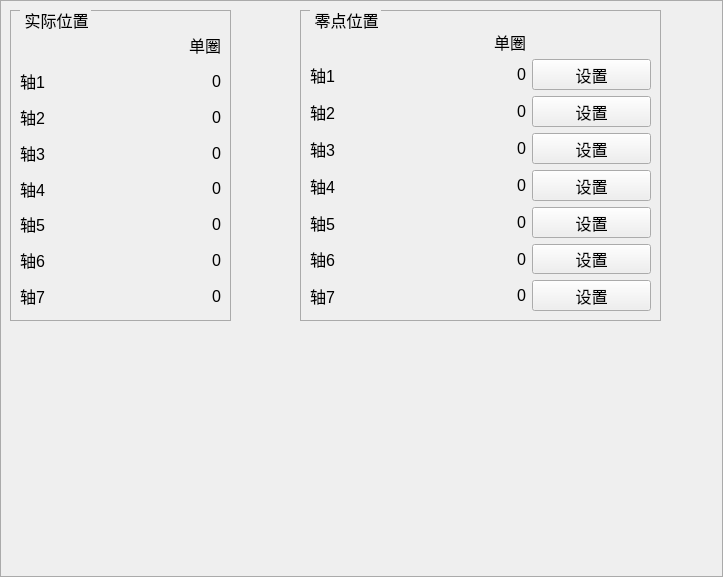
First picture: the form in zoweerobot/UI/ctoolcoorsetui.ui, repository yisea123/Robot_Delta_GitHubPro, before the edit.
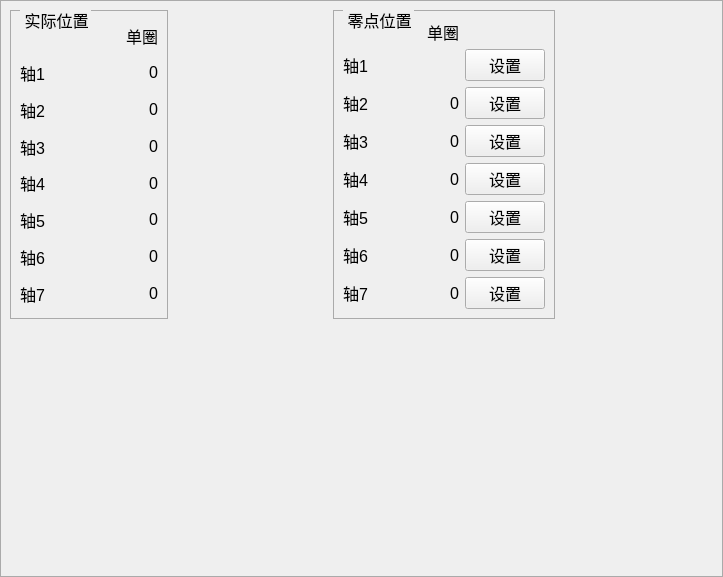
Second picture: the form after the edit.

The edit to the form file:
```diff
--- a/zoweerobot/UI/ctoolcoorsetui.ui
+++ b/zoweerobot/UI/ctoolcoorsetui.ui
@@ -13,15 +13,21 @@
   <property name="windowTitle">
    <string>Form</string>
   </property>
+  <layout class="QGridLayout" name="gridLayout_4">
+   <property name="leftMargin">
+    <number>0</number>
+   </property>
+   <property name="topMargin">
+    <number>0</number>
+   </property>
+   <property name="rightMargin">
+    <number>0</number>
+   </property>
+   <property name="bottomMargin">
+    <number>0</number>
+   </property>
+   <item row="0" column="0">
   <widget class="QGroupBox" name="groupBox">
-   <property name="geometry">
-    <rect>
-     <x>0</x>
-     <y>0</y>
-     <width>723</width>
-     <height>577</height>
-    </rect>
-   </property>
    <property name="styleSheet">
     <string notr="true">QGroupBox {
             border-color: rgb(170, 170, 170);
@@ -38,27 +44,14 @@
             padding: 0  0px;
         }</string>
    </property>
+     <layout class="QGridLayout" name="gridLayout">
+      <item row="0" column="0">
    <widget class="QGroupBox" name="groupBox_2">
-    <property name="geometry">
-     <rect>
-      <x>10</x>
-      <y>10</y>
-      <width>221</width>
-      <height>311</height>
-     </rect>
-    </property>
     <property name="title">
      <string>实际位置</string>
     </property>
-    <widget class="QWidget" name="gridLayoutWidget_3">
-     <property name="geometry">
-      <rect>
-       <x>10</x>
-       <y>20</y>
-       <width>201</width>
-       <height>281</height>
-      </rect>
-     </property>
+        <layout class="QHBoxLayout" name="horizontalLayout">
+         <item>
      <layout class="QGridLayout" name="gridLayout_3" columnstretch="1,4,8">
       <item row="1" column="0">
        <widget class="QLabel" name="label_28">
@@ -208,7 +201,7 @@
          </font>
         </property>
         <property name="text">
-         <string>0</string>
+              <string>         0</string>
         </property>
         <property name="alignment">
          <set>Qt::AlignRight|Qt::AlignTrailing|Qt::AlignVCenter</set>
@@ -233,7 +226,7 @@
       <item row="2" column="1">
        <widget class="QLabel" name="axis2_multi">
         <property name="text">
-         <string/>
+              <string>          </string>
         </property>
        </widget>
       </item>
@@ -321,29 +314,17 @@
        </widget>
       </item>
      </layout>
-    </widget>
-   </widget>
+         </item>
+        </layout>
+       </widget>
+      </item>
+      <item row="0" column="2">
    <widget class="QGroupBox" name="groupBox_3">
-    <property name="geometry">
-     <rect>
-      <x>300</x>
-      <y>10</y>
-      <width>361</width>
-      <height>311</height>
-     </rect>
-    </property>
     <property name="title">
      <string>零点位置</string>
     </property>
-    <widget class="QWidget" name="gridLayoutWidget_2">
-     <property name="geometry">
-      <rect>
-       <x>10</x>
-       <y>20</y>
-       <width>341</width>
-       <height>281</height>
-      </rect>
-     </property>
+        <layout class="QHBoxLayout" name="horizontalLayout_2">
+         <item>
      <layout class="QGridLayout" name="gridLayout_2" columnstretch="1,4,8,8">
       <item row="4" column="3">
        <widget class="QPushButton" name="setzeroaxis4">
@@ -615,7 +596,7 @@
       <item row="2" column="1">
        <widget class="QLabel" name="axis2_zero_multi">
         <property name="text">
-         <string/>
+              <string>          </string>
         </property>
        </widget>
       </item>
@@ -627,7 +608,7 @@
          </font>
         </property>
         <property name="text">
-         <string>0</string>
+              <string/>
         </property>
         <property name="alignment">
          <set>Qt::AlignRight|Qt::AlignTrailing|Qt::AlignVCenter</set>
@@ -642,7 +623,7 @@
          </font>
         </property>
         <property name="text">
-         <string>0</string>
+              <string>        0</string>
         </property>
         <property name="alignment">
          <set>Qt::AlignRight|Qt::AlignTrailing|Qt::AlignVCenter</set>
@@ -696,9 +677,53 @@
        </widget>
       </item>
      </layout>
-    </widget>
-   </widget>
-  </widget>
+         </item>
+        </layout>
+       </widget>
+      </item>
+      <item row="0" column="1">
+       <spacer name="horizontalSpacer">
+        <property name="orientation">
+         <enum>Qt::Horizontal</enum>
+        </property>
+        <property name="sizeHint" stdset="0">
+         <size>
+          <width>40</width>
+          <height>20</height>
+         </size>
+        </property>
+       </spacer>
+      </item>
+      <item row="1" column="0">
+       <spacer name="verticalSpacer">
+        <property name="orientation">
+         <enum>Qt::Vertical</enum>
+        </property>
+        <property name="sizeHint" stdset="0">
+         <size>
+          <width>20</width>
+          <height>40</height>
+         </size>
+        </property>
+       </spacer>
+      </item>
+      <item row="0" column="3">
+       <spacer name="horizontalSpacer_2">
+        <property name="orientation">
+         <enum>Qt::Horizontal</enum>
+        </property>
+        <property name="sizeHint" stdset="0">
+         <size>
+          <width>40</width>
+          <height>20</height>
+         </size>
+        </property>
+       </spacer>
+      </item>
+     </layout>
+    </widget>
+   </item>
+  </layout>
  </widget>
  <resources/>
  <connections/>
```
Lines whose indentation alone changed are shown as unchanged.
